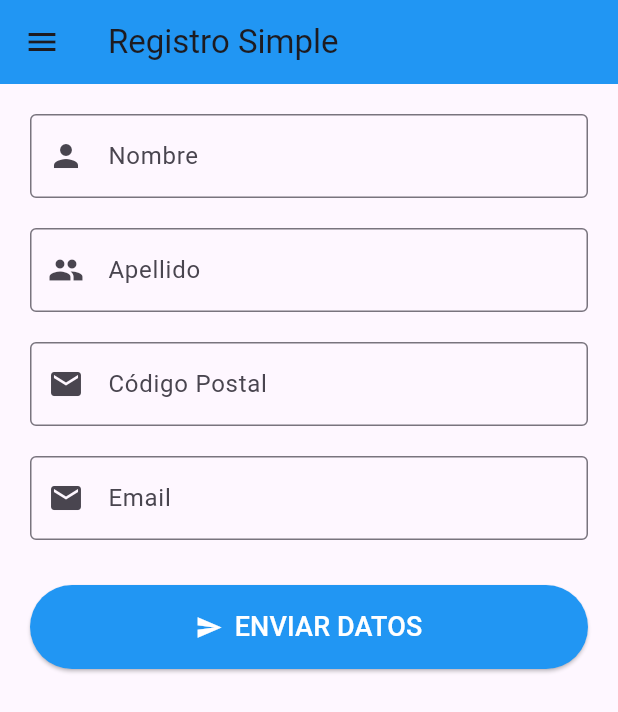
After one commit to abersit270/PMDM25-26-Agustin-Nahuel-Bernal-Sita, a Flutter app: the Ejercicio15 screen opened directly, on a phone screen of 412 x 824 dp. The commit adds this screen. Shown: the top 712 px of the screen. Run offline on Flutter 3.47's test engine with Material 3 defaults, Android fonts, the phone set to English and light mode, and no system bars.

Commit message:
Ejercicios de formularios realizados

```diff
--- /dev/null
+++ b/Relacion_de_ejercicios_de_Flutter/ejercicios/lib/screens/ejercicio15.dart
@@ -0,0 +1,175 @@
+import 'package:ejercicios/utils/app_drawer.dart';
+import 'package:flutter/material.dart';
+
+class Ejercicio15 extends StatefulWidget {
+  const Ejercicio15({super.key});
+
+  @override
+  State<Ejercicio15> createState() => _Ejercicio15State();
+}
+
+class _Ejercicio15State extends State<Ejercicio15> {
+  final GlobalKey<FormState> _llaveFormulario = GlobalKey<FormState>();
+
+  final TextEditingController _nombreController = TextEditingController();
+  final TextEditingController _ultimoNombreController = TextEditingController();
+  final TextEditingController _codPostalController = TextEditingController();
+  final TextEditingController _emailController = TextEditingController();
+
+  final RegExp _nameRegex = RegExp(r"^[a-zA-Z\s]{2,}$");
+  final RegExp _zipCodeRegex = RegExp(r"^\d{5}$");
+  final RegExp _emailRegex = RegExp(
+    r"^[a-zA-Z0-9._%+-]+@[a-zA-Z0-9.-]+\.[a-zA-Z]{2,}$",
+  );
+
+  void _submitForm() {
+    if (_llaveFormulario.currentState!.validate()) {
+      ScaffoldMessenger.of(context).showSnackBar(
+        SnackBar(
+          content: Text(
+            'Formulario Enviado y Validado.\n'
+            'Nombre: ${_nombreController.text}\n'
+            'Email: ${_emailController.text}',
+            style: const TextStyle(fontSize: 16),
+          ),
+          backgroundColor: Colors.green,
+          duration: const Duration(seconds: 4),
+        ),
+      );
+    } else {
+      ScaffoldMessenger.of(context).showSnackBar(
+        const SnackBar(
+          content: Text(
+            'Por favor, corrige los errores del formulario.',
+            style: TextStyle(fontSize: 16),
+          ),
+          backgroundColor: Colors.red,
+        ),
+      );
+    }
+  }
+
+  @override
+  void dispose() {
+    _nombreController.dispose();
+    _ultimoNombreController.dispose();
+    _codPostalController.dispose();
+    _emailController.dispose();
+    super.dispose();
+  }
+
+  @override
+  Widget build(BuildContext context) {
+    return Scaffold(
+      drawer: Drawer(child: AppDrawer()),
+      appBar: AppBar(
+        title: const Text('Registro Simple'),
+        backgroundColor: Colors.blue,
+      ),
+      body: SingleChildScrollView(
+        padding: const EdgeInsets.all(20.0),
+        child: Form(
+          key: _llaveFormulario,
+          child: Column(
+            crossAxisAlignment: CrossAxisAlignment.stretch,
+            children: <Widget>[
+              TextFormField(
+                controller: _nombreController,
+                decoration: const InputDecoration(
+                  labelText: 'Nombre',
+                  border: OutlineInputBorder(),
+                  prefixIcon: Icon(Icons.person),
+                ),
+                validator: (value) {
+                  if (value == null || value.isEmpty) {
+                    return 'El nombre es obligatorio.';
+                  }
+                  if (!_nameRegex.hasMatch(value)) {
+                    return 'Solo letras y espacios (mínimo 2 caracteres).';
+                  }
+                  return null;
+                },
+              ),
+              const SizedBox(height: 20),
+              TextFormField(
+                controller: _ultimoNombreController,
+                decoration: const InputDecoration(
+                  labelText: 'Apellido',
+                  border: OutlineInputBorder(),
+                  prefixIcon: Icon(Icons.people),
+                ),
+                validator: (value) {
+                  if (value == null || value.isEmpty) {
+                    return 'El apellido es obligatorio.';
+                  }
+                  if (!_nameRegex.hasMatch(value)) {
+                    return 'Solo letras y espacios (mínimo 2 caracteres).';
+                  }
+                  return null;
+                },
+              ),
+              const SizedBox(height: 20),
+              TextFormField(
+                controller: _codPostalController,
+                keyboardType: TextInputType.number,
+                decoration: const InputDecoration(
+                  labelText: 'Código Postal',
+                  hintText: 'Ej. 28001',
+                  border: OutlineInputBorder(),
+                  prefixIcon: Icon(Icons.local_post_office),
+                ),
+                validator: (value) {
+                  if (value == null || value.isEmpty) {
+                    return 'El código postal es obligatorio.';
+                  }
+                  if (!_zipCodeRegex.hasMatch(value)) {
+                    return 'Debe ser un código postal válido de 5 dígitos.';
+                  }
+                  return null;
+                },
+              ),
+              const SizedBox(height: 20),
+
+              // --- 4. Email ---
+              TextFormField(
+                controller: _emailController,
+                keyboardType: TextInputType.emailAddress,
+                decoration: const InputDecoration(
+                  labelText: 'Email',
+                  hintText: 'ejemplo@dominio.com',
+                  border: OutlineInputBorder(),
+                  prefixIcon: Icon(Icons.email),
+                ),
+                validator: (value) {
+                  if (value == null || value.isEmpty) {
+                    return 'El email es obligatorio.';
+                  }
+                  if (!_emailRegex.hasMatch(value)) {
+                    return 'Formato de email incorrecto (ejemplo@dominio.com).';
+                  }
+                  return null;
+                },
+              ),
+              const SizedBox(height: 30),
+
+              // --- 5. Button ---
+              ElevatedButton.icon(
+                icon: const Icon(Icons.send),
+                label: const Text(
+                  'ENVIAR DATOS',
+                  style: TextStyle(fontSize: 18),
+                ),
+                onPressed: _submitForm,
+                style: ElevatedButton.styleFrom(
+                  padding: const EdgeInsets.symmetric(vertical: 15),
+                  backgroundColor: Colors.blue,
+                  foregroundColor: Colors.white,
+                ),
+              ),
+            ],
+          ),
+        ),
+      ),
+    );
+  }
+}
--- a/Relacion_de_ejercicios_de_Flutter/ejercicios/lib/screens/screens.dart
+++ b/Relacion_de_ejercicios_de_Flutter/ejercicios/lib/screens/screens.dart
@@ -12,3 +12,5 @@ export 'ejercicio10.dart';
 export 'ejercicio11.dart';
 export 'ejercicio12.dart';
 export 'ejercicio13.dart';
+export 'ejercicio14.dart';
+export 'ejercicio15.dart';
```
Also changed, not shown: Relacion_de_ejercicios_de_Flutter/ejercicios/lib/screens/ejercicio14.dart (added, +120 -0 lines), Relacion_de_ejercicios_de_Flutter/ejercicios/lib/utils/app_drawer.dart (+28 -0 lines).
